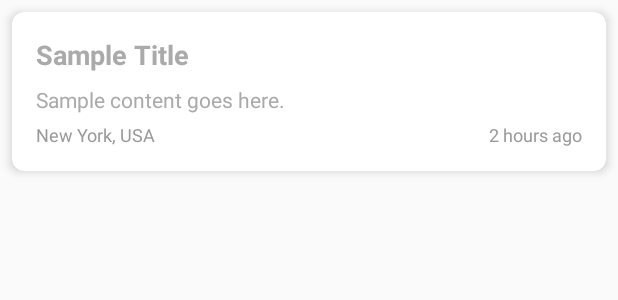
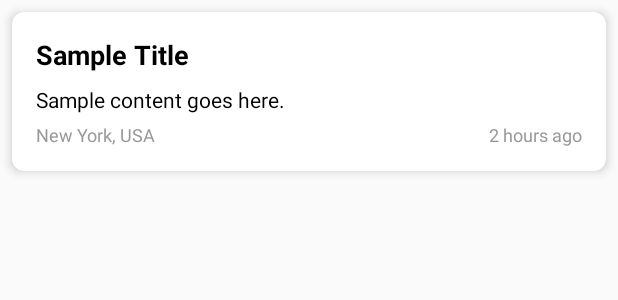
Before and after one commit to Lebowzz/news_application, an Android app built with Jetpack Compose: the layout news_page.xml on its own in the app's theme, with its tools: preview values and no code run, on a phone screen of 412 x 824 dp. Shown: the top 300 px of the screen. Run offline under Robolectric (Android 15) with nearby library versions, the phone set to English and light mode, and no system bars.

Commit message:
light and dark mode commit

```diff
--- a/app/src/main/res/layout/news_page.xml
+++ b/app/src/main/res/layout/news_page.xml
@@ -20,7 +20,7 @@
             android:layout_width="match_parent"
             android:layout_height="wrap_content"
             android:textSize="18sp"
-            android:textColor="@android:color/darker_gray"
+            android:textColor="@color/primary_text_color"
             android:textStyle="bold"
             tools:text="Sample Title" />
 
@@ -30,7 +30,7 @@
             android:layout_height="wrap_content"
             android:layout_marginTop="8dp"
             android:textSize="14sp"
-            android:textColor="@android:color/darker_gray"
+            android:textColor="@color/primary_text_color"
             tools:text="Sample content goes here." />
 
         <LinearLayout
@@ -46,7 +46,7 @@
                 android:layout_height="wrap_content"
                 android:layout_weight="1"
                 android:textSize="12sp"
-                android:textColor="#999999"
+                android:textColor="@color/secondary_text_color"
                 tools:text="New York, USA"/>
 
             <TextView
@@ -54,7 +54,7 @@
                 android:layout_width="wrap_content"
                 android:layout_height="wrap_content"
                 android:textSize="12sp"
-                android:textColor="#999999"
+                android:textColor="@color/secondary_text_color"
                 tools:text="2 hours ago"/>
         </LinearLayout>
     </LinearLayout>
--- a/app/src/main/res/values/colors.xml
+++ b/app/src/main/res/values/colors.xml
@@ -7,4 +7,6 @@
     <color name="teal_700">#FF018786</color>
     <color name="black">#FF000000</color>
     <color name="white">#FFFFFFFF</color>
+    <color name="primary_text_color">#000000</color>
+    <color name="secondary_text_color">#999999</color>
 </resources>
```
Also changed, not shown: app/src/main/res/layout/news_details_page.xml (+5 -4 lines).
